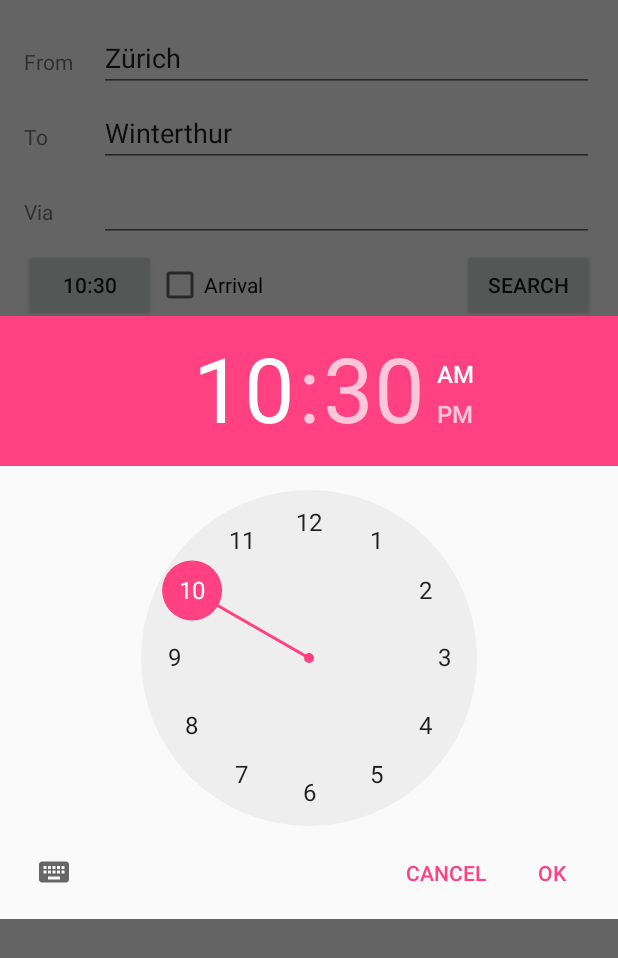
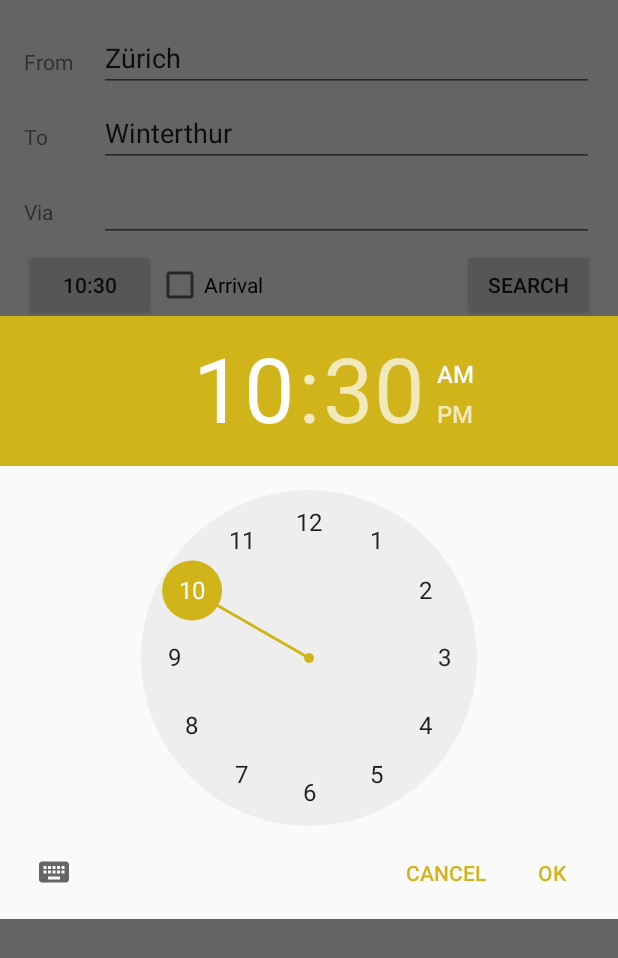
Before and after one commit to philippbruhin/TellsTrack, an Android app: the screen it shows after launch (MainActivity), after a tap on an icon or button, on a phone screen of 412 x 824 dp. Shown: the top 958 px of the screen. Run offline under Robolectric (Android 15) with nearby library versions, the light colour scheme and no system bars.

Commit message:
changed colors and app icons

```diff
--- a/app/src/main/res/values/colors.xml
+++ b/app/src/main/res/values/colors.xml
@@ -1,6 +1,6 @@
 <?xml version="1.0" encoding="utf-8"?>
 <resources>
-    <color name="colorPrimary">#3F51B5</color>
-    <color name="colorPrimaryDark">#303F9F</color>
-    <color name="colorAccent">#FF4081</color>
+    <color name="colorPrimary">#BC0404</color>
+    <color name="colorPrimaryDark">#AD0505</color>
+    <color name="colorAccent">#d1b419</color>
 </resources>
```
Also changed, not shown: app/src/main/res/mipmap-hdpi/ic_launcher.png, app/src/main/res/mipmap-hdpi/ic_launcher_round.png, app/src/main/res/mipmap-mdpi/ic_launcher.png, app/src/main/res/mipmap-mdpi/ic_launcher_round.png, app/src/main/res/mipmap-xhdpi/ic_launcher.png, app/src/main/res/mipmap-xhdpi/ic_launcher_round.png, app/src/main/res/mipmap-xxhdpi/ic_launcher.png, app/src/main/res/mipmap-xxhdpi/ic_launcher_round.png, app/src/main/res/mipmap-xxxhdpi/ic_launcher.png, app/src/main/res/mipmap-xxxhdpi/ic_launcher_round.png.
